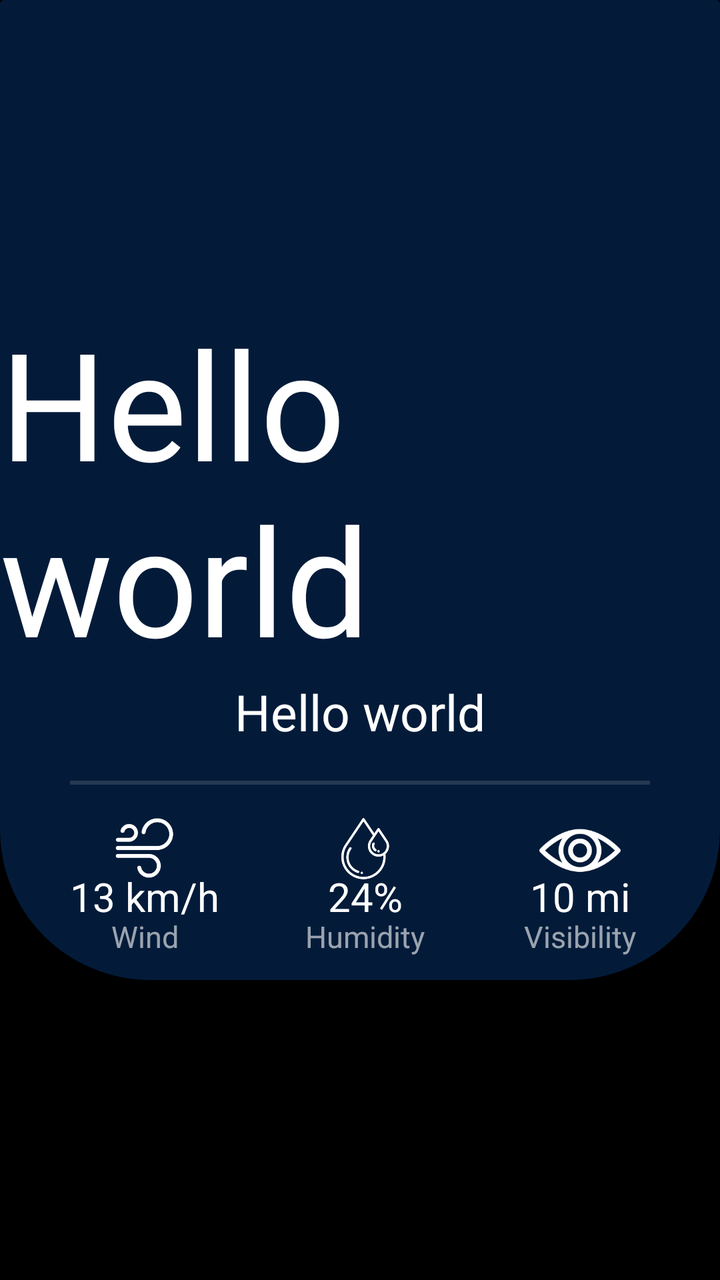
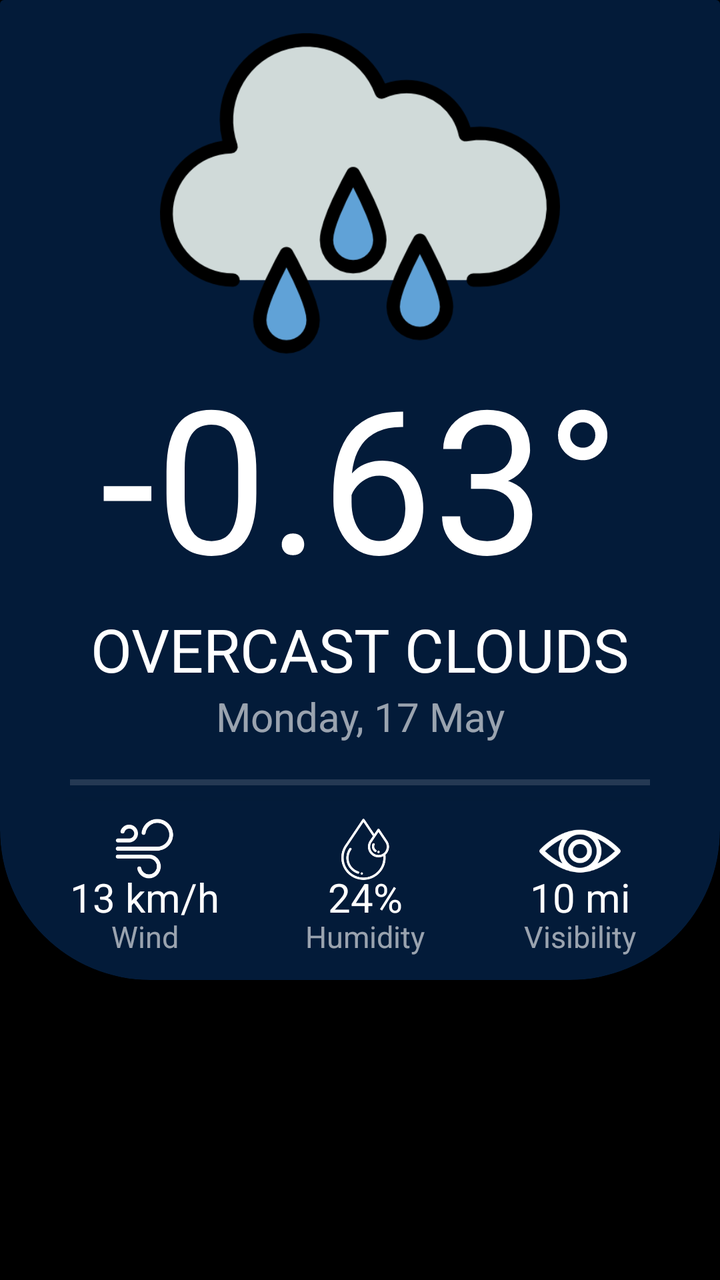

Two renders of the same Android screen: before a commit and after it. Below are the layout's source before the change and the commit's diff.
<!-- AndroidManifest.xml: application theme Theme.WeatherApp -->
<!-- res/layout/activity_main.xml -->
<?xml version="1.0" encoding="utf-8"?>
<androidx.constraintlayout.widget.ConstraintLayout xmlns:android="http://schemas.android.com/apk/res/android"
    xmlns:app="http://schemas.android.com/apk/res-auto"
    xmlns:tools="http://schemas.android.com/tools"
    android:layout_width="match_parent"
    android:layout_height="match_parent"
    android:background="@color/black"
    tools:context=".MainActivity">


    <androidx.constraintlayout.widget.ConstraintLayout
        android:layout_width="match_parent"
        android:layout_height="match_parent"
        android:layout_marginBottom="150dp"
        android:background="@drawable/rounded_corner"
        app:layout_constraintBottom_toBottomOf="parent"
        app:layout_constraintEnd_toEndOf="parent"
        app:layout_constraintStart_toStartOf="parent"
        app:layout_constraintTop_toTopOf="parent">


        <TextView
            android:id="@+id/textView_temp"
            android:layout_width="wrap_content"
            android:layout_height="wrap_content"
            android:text="Hello world"
            android:textColor="@color/white"
            android:textSize="75sp"
            android:translationZ="10dp"
            app:layout_constraintBottom_toBottomOf="parent"
            app:layout_constraintEnd_toEndOf="parent"
            app:layout_constraintStart_toStartOf="parent"
            app:layout_constraintTop_toTopOf="parent" />

        <TextView
            android:id="@+id/textView_weatherDescription"
            android:layout_width="wrap_content"
            android:layout_height="wrap_content"
            android:text="Hello world"
            android:textColor="@color/white"
            android:textSize="25sp"
            android:translationZ="10dp"
            app:layout_constraintBottom_toTopOf="@+id/view"
            app:layout_constraintEnd_toEndOf="parent"
            app:layout_constraintStart_toStartOf="parent"
            app:layout_constraintTop_toBottomOf="@+id/textView_temp"
            app:layout_constraintVertical_bias="0.0" />

        <View
            android:id="@+id/view"
            android:layout_width="match_parent"
            android:layout_height="2dp"
            android:layout_marginHorizontal="35dp"
            android:background="#22ffffff"
            android:translationZ="10dp"
            app:layout_constraintBottom_toBottomOf="parent"
            app:layout_constraintEnd_toEndOf="@+id/cardView"
            app:layout_constraintStart_toStartOf="parent"
            app:layout_constraintTop_toTopOf="parent"
            app:layout_constraintVertical_bias="0.8" />

        <androidx.constraintlayout.widget.ConstraintLayout
            android:id="@+id/constraintLayout"
            android:layout_width="0dp"
            android:layout_height="0dp"
            android:translationZ="10dp"
            app:layout_constraintBottom_toBottomOf="parent"
            app:layout_constraintEnd_toEndOf="@+id/view"
            app:layout_constraintHorizontal_bias="1.0"
            app:layout_constraintStart_toStartOf="@+id/view"
            app:layout_constraintTop_toBottomOf="@+id/view">

            <androidx.constraintlayout.widget.ConstraintLayout
                android:id="@+id/constraintLayout3"
                android:layout_width="wrap_content"
                android:layout_height="0dp"
                android:orientation="vertical"
                app:layout_constraintBottom_toBottomOf="parent"
                app:layout_constraintEnd_toEndOf="parent"
                app:layout_constraintHorizontal_bias="0.0"
                app:layout_constraintStart_toStartOf="parent"
                app:layout_constraintTop_toTopOf="parent">

                <ImageView
                    android:id="@+id/imageView_currentWind"
                    android:layout_width="60dp"
                    android:layout_height="60dp"
                    android:layout_gravity="center_horizontal"
                    android:layout_marginTop="-5dp"
                    android:contentDescription="TODO"
                    android:scaleType="fitXY"
                    android:src="@mipmap/icon_wind_foreground"
                    app:layout_constraintBottom_toBottomOf="parent"
                    app:layout_constraintEnd_toEndOf="parent"
                    app:layout_constraintStart_toStartOf="parent"
                    app:layout_constraintTop_toTopOf="parent"
                    app:layout_constraintVertical_bias="0.15" />

                <TextView
                    android:id="@+id/textView_currentWindSpeed_1"
                    android:layout_width="wrap_content"
                    android:layout_height="wrap_content"
                    android:layout_gravity="center_horizontal"
                    android:text="13 km/h"
                    android:textColor="@color/white"
                    android:textSize="20sp"
                    android:translationZ="20dp"
                    app:layout_constraintBottom_toBottomOf="parent"
                    app:layout_constraintEnd_toEndOf="parent"
                    app:layout_constraintStart_toStartOf="parent"
                    app:layout_constraintTop_toTopOf="parent"
                    app:layout_constraintVertical_bias="0.6" />


                <TextView
                    android:id="@+id/textView_currentWindSpeed_2"
                    android:layout_width="wrap_content"
                    android:layout_height="wrap_content"
                    android:layout_gravity="center_horizontal"
                    android:text="Wind"
                    android:textColor="@color/font_alt"
                    android:textSize="15sp"
                    android:translationZ="20dp"
                    app:layout_constraintBottom_toBottomOf="parent"
                    app:layout_constraintEnd_toEndOf="parent"
                    app:layout_constraintStart_toStartOf="parent"
                    app:layout_constraintTop_toTopOf="parent"
                    app:layout_constraintVertical_bias="0.85" />
            </androidx.constraintlayout.widget.ConstraintLayout>


            <androidx.constraintlayout.widget.ConstraintLayout
                android:layout_width="wrap_content"
                android:layout_height="0dp"
                android:orientation="vertical"
                app:layout_constraintBottom_toBottomOf="parent"
                app:layout_constraintEnd_toStartOf="@+id/constraintLayout2"
                app:layout_constraintStart_toEndOf="@+id/constraintLayout3"
                app:layout_constraintTop_toTopOf="parent">

                <ImageView
                    android:id="@+id/imageView_currentHumidity"
                    android:layout_width="50dp"
                    android:layout_height="50dp"
                    android:layout_gravity="center_horizontal"
                    android:contentDescription="TODO"
                    android:scaleType="fitXY"
                    android:src="@mipmap/icon_humidity_foreground"
                    app:layout_constraintBottom_toBottomOf="parent"
                    app:layout_constraintEnd_toEndOf="parent"
                    app:layout_constraintStart_toStartOf="parent"
                    app:layout_constraintTop_toTopOf="parent"
                    app:layout_constraintVertical_bias="0.15" />

                <TextView
                    android:id="@+id/textView_currentHumidity_1"
                    android:layout_width="wrap_content"
                    android:layout_height="wrap_content"
                    android:layout_gravity="center_horizontal"
                    android:text="24%"
                    android:textColor="@color/white"
                    android:textSize="20sp"
                    android:translationZ="20dp"
                    app:layout_constraintBottom_toBottomOf="parent"
                    app:layout_constraintEnd_toEndOf="parent"
                    app:layout_constraintStart_toStartOf="parent"
                    app:layout_constraintTop_toTopOf="parent"
                    app:layout_constraintVertical_bias="0.6" />


                <TextView
                    android:id="@+id/textView_currentHumidity_2"
                    android:layout_width="wrap_content"
                    android:layout_height="wrap_content"
                    android:layout_gravity="center_horizontal"
                    android:text="Humidity"
                    android:textColor="@color/font_alt"
                    android:textSize="15sp"
                    android:translationZ="20dp"
                    app:layout_constraintBottom_toBottomOf="parent"
                    app:layout_constraintEnd_toEndOf="parent"
                    app:layout_constraintStart_toStartOf="parent"
                    app:layout_constraintTop_toTopOf="parent"
                    app:layout_constraintVertical_bias="0.85" />

            </androidx.constraintlayout.widget.ConstraintLayout>


            <androidx.constraintlayout.widget.ConstraintLayout
                android:id="@+id/constraintLayout2"
                android:layout_width="wrap_content"
                android:layout_height="0dp"
                android:orientation="vertical"
                app:layout_constraintBottom_toBottomOf="parent"
                app:layout_constraintEnd_toEndOf="parent"
                app:layout_constraintHorizontal_bias="1.0"
                app:layout_constraintStart_toStartOf="parent"
                app:layout_constraintTop_toTopOf="parent">

                <ImageView
                    android:id="@+id/imageView_currentVisibility"
                    android:layout_width="70dp"
                    android:layout_height="70dp"
                    android:layout_gravity="center_horizontal"
                    android:layout_marginTop="-8dp"
                    android:layout_weight="1"
                    android:contentDescription="TODO"
                    android:scaleType="fitXY"
                    android:src="@mipmap/icon_visibility_foreground"
                    app:layout_constraintBottom_toBottomOf="parent"
                    app:layout_constraintEnd_toEndOf="parent"
                    app:layout_constraintStart_toStartOf="parent"
                    app:layout_constraintTop_toTopOf="parent"
                    app:layout_constraintVertical_bias="0.15" />

                <TextView
                    android:id="@+id/textView_currentVisibility_1"
                    android:layout_width="wrap_content"
                    android:layout_height="wrap_content"
                    android:layout_gravity="center_horizontal"
                    android:layout_weight="1"
                    android:text="10 mi"
                    android:textColor="@color/white"
                    android:textSize="20sp"
                    android:translationZ="20dp"
                    app:layout_constraintBottom_toBottomOf="parent"
                    app:layout_constraintEnd_toEndOf="parent"
                    app:layout_constraintStart_toStartOf="parent"
                    app:layout_constraintTop_toTopOf="parent"
                    app:layout_constraintVertical_bias="0.6" />


                <TextView
                    android:id="@+id/textView_currentVisibility_2"
                    android:layout_width="wrap_content"
                    android:layout_height="wrap_content"
                    android:layout_gravity="center_horizontal"
                    android:layout_weight="1"
                    android:text="Visibility"
                    android:textColor="@color/font_alt"
                    android:textSize="15sp"
                    android:translationZ="20dp"
                    app:layout_constraintBottom_toBottomOf="parent"
                    app:layout_constraintEnd_toEndOf="parent"
                    app:layout_constraintStart_toStartOf="parent"
                    app:layout_constraintTop_toTopOf="parent"
                    app:layout_constraintVertical_bias="0.85" />

            </androidx.constraintlayout.widget.ConstraintLayout>


        </androidx.constraintlayout.widget.ConstraintLayout>

        <androidx.cardview.widget.CardView
            android:id="@+id/cardView"
            android:layout_width="match_parent"
            android:layout_height="match_parent"
            app:cardBackgroundColor="@color/black"
            app:layout_constraintBottom_toBottomOf="parent"
            app:layout_constraintEnd_toEndOf="parent"
            app:layout_constraintStart_toStartOf="parent"
            app:layout_constraintTop_toTopOf="parent">

            <androidx.cardview.widget.CardView
                android:layout_width="match_parent"
                android:layout_height="match_parent"
                android:layout_marginTop="-75dp"
                app:cardBackgroundColor="@color/dark_blue"
                app:cardCornerRadius="75dp">

                <ImageView
                    android:id="@+id/image_view"
                    android:layout_width="match_parent"
                    android:layout_height="match_parent"
                    android:contentDescription="TODO"
                    android:scaleType="fitXY" />

            </androidx.cardview.widget.CardView>
        </androidx.cardview.widget.CardView>


    </androidx.constraintlayout.widget.ConstraintLayout>

</androidx.constraintlayout.widget.ConstraintLayout>
<!-- resources referenced by this layout -->
<resources>
  <color name="black">#FF000000</color>
  <color name="dark_blue">#031b39</color>
  <color name="font_alt">#99ffffff</color>
  <color name="white">#FFFFFFFF</color>
  <!-- drawable rounded_corner (drawable) -->
  <?xml version="1.0" encoding="utf-8"?>
  <shape xmlns:android="http://schemas.android.com/apk/res/android">
      <solid android:color="@color/transparent"/>
  
      <corners android:bottomLeftRadius="50dp"
               android:bottomRightRadius="50dp"/>
  
  </shape>
  <!-- mipmap icon_humidity_foreground: png bitmap (mipmap-hdpi, 3598 bytes) -->
  <!-- mipmap icon_visibility_foreground: png bitmap (mipmap-hdpi, 2036 bytes) -->
  <!-- mipmap icon_wind_foreground: png bitmap (mipmap-hdpi, 2291 bytes) -->
  <style name="Theme.WeatherApp" parent="Theme.MaterialComponents.DayNight.NoActionBar">
          
          <item name="colorPrimary">@color/purple_500</item>
          <item name="colorPrimaryVariant">@color/purple_700</item>
          <item name="colorOnPrimary">@color/white</item>
          
          <item name="colorSecondary">@color/teal_200</item>
          <item name="colorSecondaryVariant">@color/teal_700</item>
          <item name="colorOnSecondary">@color/black</item>
          
          <item name="android:statusBarColor" tools:targetApi="l">@color/transparent</item>
          
  
      </style>
  <color name="transparent">#00000000</color>
  <color name="purple_500">#FF6200EE</color>
  <color name="purple_700">#FF3700B3</color>
  <color name="teal_200">#FF03DAC5</color>
  <color name="teal_700">#FF018786</color>
</resources>

<!-- the commit's change to res/layout/activity_main.xml (unified diff, before → after) -->
@@ -18,38 +18,66 @@
         app:layout_constraintStart_toStartOf="parent"
         app:layout_constraintTop_toTopOf="parent">
 
+        <ImageView
+            android:layout_width="200dp"
+            android:layout_height="200dp"
+            android:layout_marginBottom="-25dp"
+            android:contentDescription="TODO"
+            android:src="@drawable/icon_rain"
+            android:translationZ="10dp"
+            app:layout_constraintBottom_toTopOf="@+id/textView_currentTemp"
+            app:layout_constraintEnd_toEndOf="parent"
+            app:layout_constraintStart_toStartOf="parent"
+            app:layout_constraintTop_toTopOf="parent"
+            app:layout_constraintVertical_bias="1.0"
+            tools:ignore="MissingConstraints" />
+
 
         <TextView
-            android:id="@+id/textView_temp"
+            android:id="@+id/textView_currentTemp"
             android:layout_width="wrap_content"
             android:layout_height="wrap_content"
-            android:text="Hello world"
+            android:text="-0.63°"
             android:textColor="@color/white"
-            android:textSize="75sp"
-            android:translationZ="10dp"
-            app:layout_constraintBottom_toBottomOf="parent"
-            app:layout_constraintEnd_toEndOf="parent"
-            app:layout_constraintStart_toStartOf="parent"
-            app:layout_constraintTop_toTopOf="parent" />
+            android:textSize="100sp"
+            android:translationZ="10dp"
+            app:layout_constraintBottom_toTopOf="@+id/textView_weatherDescription"
+            app:layout_constraintEnd_toEndOf="parent"
+            app:layout_constraintStart_toStartOf="parent"
+            app:layout_constraintTop_toTopOf="parent"
+            app:layout_constraintVertical_bias="1.0" />
 
         <TextView
             android:id="@+id/textView_weatherDescription"
             android:layout_width="wrap_content"
             android:layout_height="wrap_content"
-            android:text="Hello world"
+            android:text="overcast clouds"
+            android:textAllCaps="true"
             android:textColor="@color/white"
-            android:textSize="25sp"
+            android:textSize="30sp"
+            android:translationZ="10dp"
+            app:layout_constraintBottom_toTopOf="@+id/textView_currentDate"
+            app:layout_constraintEnd_toEndOf="parent"
+            app:layout_constraintStart_toStartOf="parent" />
+
+        <TextView
+            android:id="@+id/textView_currentDate"
+            android:layout_width="wrap_content"
+            android:layout_height="wrap_content"
+            android:text="Monday, 17 May"
+            android:textColor="@color/font_alt"
+            android:textSize="20sp"
             android:translationZ="10dp"
             app:layout_constraintBottom_toTopOf="@+id/view"
             app:layout_constraintEnd_toEndOf="parent"
             app:layout_constraintStart_toStartOf="parent"
-            app:layout_constraintTop_toBottomOf="@+id/textView_temp"
-            app:layout_constraintVertical_bias="0.0" />
+            app:layout_constraintTop_toTopOf="parent"
+            app:layout_constraintVertical_bias="0.95" />
 
         <View
             android:id="@+id/view"
             android:layout_width="match_parent"
-            android:layout_height="2dp"
+            android:layout_height="3dp"
             android:layout_marginHorizontal="35dp"
             android:background="#22ffffff"
             android:translationZ="10dp"
<!-- resource entries referenced after the edit -->
@@ -4,6 +4,7 @@
   <color name="dark_blue">#031b39</color>
   <color name="font_alt">#99ffffff</color>
   <color name="white">#FFFFFFFF</color>
+  <!-- drawable icon_rain: png bitmap (drawable, 27035 bytes) -->
   <!-- drawable rounded_corner (drawable) -->
   <?xml version="1.0" encoding="utf-8"?>
   <shape xmlns:android="http://schemas.android.com/apk/res/android">
